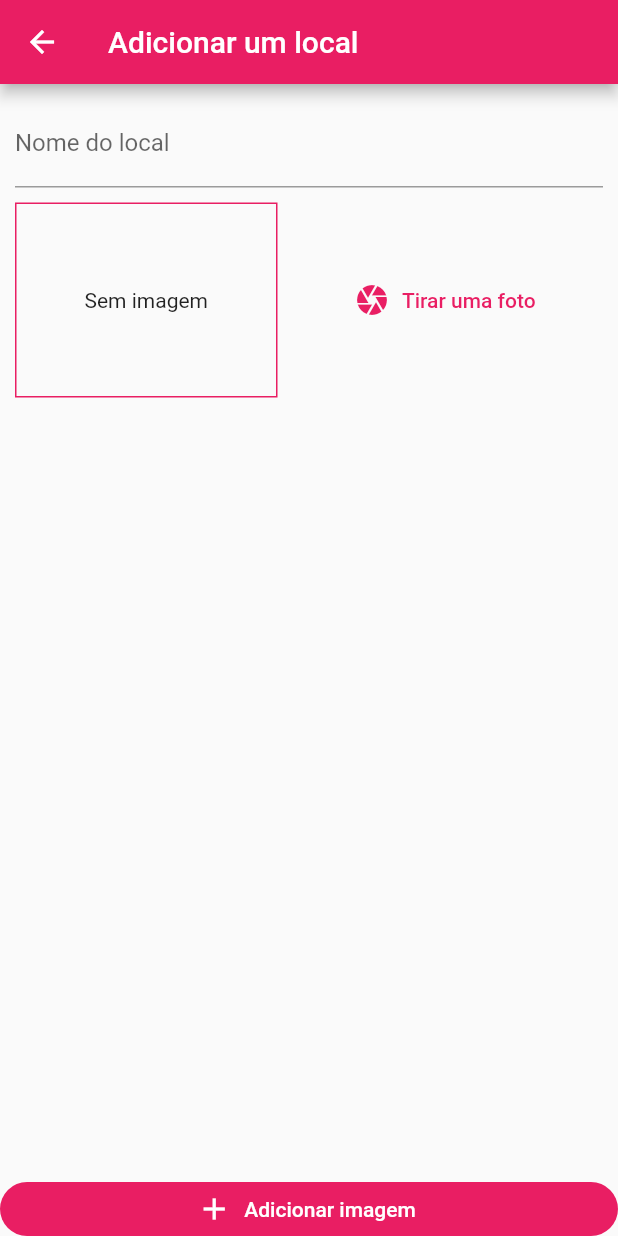
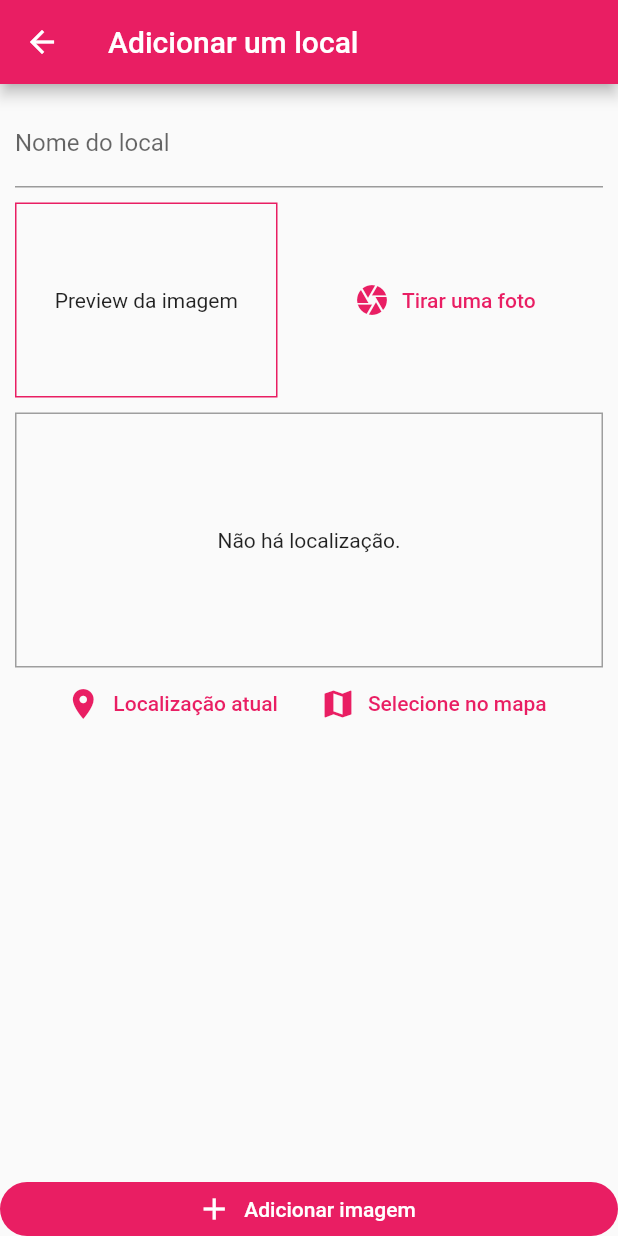
Before and after one commit to juniorstaudt/chat-flutter, a Flutter app: the PlaceFormScreen screen opened by its route, on a phone screen of 412 x 824 dp. Run offline on Flutter 3.47's test engine with Material 2 defaults, Android fonts, the phone set to English and light mode, and no system bars; our stand-ins replace cloud_firestore, firebase_auth, firebase_core, firebase_storage, google_maps_flutter, image_picker and 2 more; accounts and stored records are empty.

Commit message:
add mapa e selecao de posicao no mapa (- APIKeys)

```diff
--- a/lib/models/place.dart
+++ b/lib/models/place.dart
@@ -6,7 +6,7 @@ class PlaceLocation {
   final double longitude;
   final String address;
 
-  PlaceLocation({
+  const PlaceLocation({
     @required this.latidude,
     @required this.longitude,
     this.address,
--- a/lib/screens/place_form_screen.dart
+++ b/lib/screens/place_form_screen.dart
@@ -2,6 +2,7 @@ import 'dart:io';
 
 import 'package:chat_fiap_19mob/providers/my_places.dart';
 import 'package:chat_fiap_19mob/widgets/image_input.dart';
+import 'package:chat_fiap_19mob/widgets/location_input.dart';
 import 'package:flutter/material.dart';
 import 'package:provider/provider.dart';
 
@@ -52,6 +53,8 @@ class _PlaceFormScreenState extends State<PlaceFormScreen> {
                       ),
                       SizedBox(height: 10),
                       ImageInput(this._selectImage),
+                      SizedBox(height: 10),
+                      LocationInput(),
                     ],
                   ),
                 ),
--- a/lib/widgets/image_input.dart
+++ b/lib/widgets/image_input.dart
@@ -54,7 +54,7 @@ class _ImageInputState extends State<ImageInput> {
                   width: double.infinity,
                   fit: BoxFit.cover,
                 )
-              : Text('Sem imagem'),
+              : Text('Preview da imagem'),
         ),
         SizedBox(width: 10),
         Expanded(
--- /dev/null
+++ b/lib/widgets/location_input.dart
@@ -0,0 +1,75 @@
+import 'package:chat_fiap_19mob/screens/maps_screen.dart';
+import 'package:chat_fiap_19mob/utils/location_util.dart';
+import 'package:flutter/material.dart';
+import 'package:google_maps_flutter/google_maps_flutter.dart';
+import 'package:location/location.dart';
+
+class LocationInput extends StatefulWidget {
+  @override
+  _LocationInputState createState() => _LocationInputState();
+}
+
+class _LocationInputState extends State<LocationInput> {
+  String _previewImageUrl;
+
+  Future<void> _getCurrentUserLocation() async {
+    final dataLocation = await Location().getLocation();
+    final staticMapImageUrl = LocationUtil.generateLocationPreviewImage(
+        latitude: dataLocation.latitude, longitude: dataLocation.longitude);
+
+    setState(() {
+      _previewImageUrl = staticMapImageUrl;
+    });
+  }
+
+  Future<void> _selectOnMap() async {
+    final LatLng selectedPosition = await Navigator.of(context).push(
+      MaterialPageRoute(
+        fullscreenDialog: true,
+        builder: (ctx) => MapScreen(),
+      ),
+    );
+    if (selectedPosition == null) return;
+
+    print(selectedPosition.latitude);
+  }
+
+  @override
+  Widget build(BuildContext context) {
+    return Column(
+      children: <Widget>[
+        Container(
+            height: 170,
+            width: double.infinity,
+            alignment: Alignment.center,
+            decoration: BoxDecoration(
+              border: Border.all(width: 1, color: Colors.grey),
+            ),
+            child: _previewImageUrl == null
+                ? Text('Não há localização.')
+                : Image.network(
+                    _previewImageUrl,
+                    fit: BoxFit.cover,
+                    width: double.infinity,
+                  )),
+        Row(
+          mainAxisAlignment: MainAxisAlignment.center,
+          children: <Widget>[
+            FlatButton.icon(
+              onPressed: _getCurrentUserLocation,
+              icon: Icon(Icons.location_on),
+              label: Text('Localização atual'),
+              textColor: Theme.of(context).primaryColor,
+            ),
+            FlatButton.icon(
+              onPressed: _selectOnMap,
+              icon: Icon(Icons.map),
+              label: Text('Selecione no mapa'),
+              textColor: Theme.of(context).primaryColor,
+            )
+          ],
+        )
+      ],
+    );
+  }
+}
--- a/pubspec.yaml
+++ b/pubspec.yaml
@@ -28,12 +28,13 @@ dependencies:
   image_picker: ^0.6.7+7
   firebase_storage: ^4.0.0
   firebase_messaging: ^7.0.3
-  google_maps_flutter: ^1.0.6
-  google_maps: ^3.4.5
+  location: ^3.1.0
   provider: ^4.3.2+2
   path_provider: ^1.6.24
   path: ^1.7.0
   sqflite: ^1.3.1
+  google_maps_flutter: ^1.0.6
+  http: ^0.12.2
 
 
   # The following adds the Cupertino Icons font to your application.
```
Also changed, not shown: lib/providers/my_places.dart (+6 -1 lines), lib/screens/maps_screen.dart (+41 -21 lines), pubspec.lock, 4 other files.
